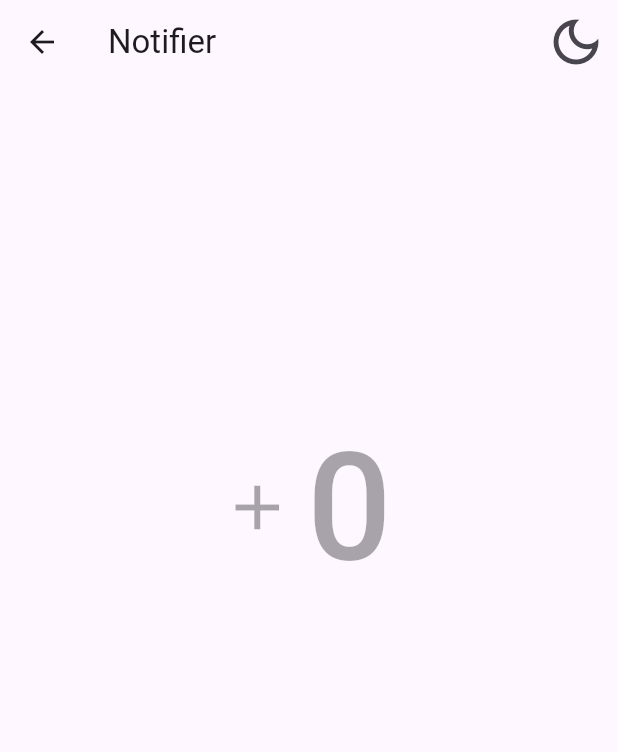
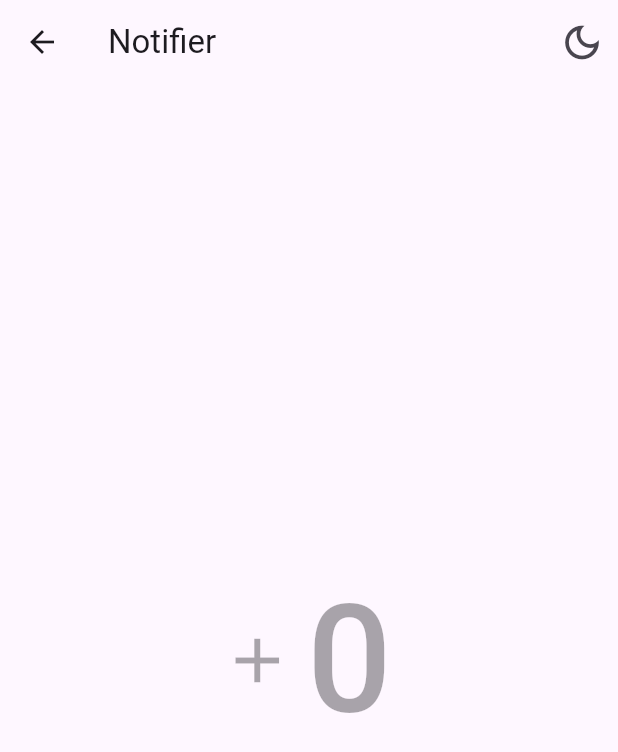
Before and after one commit to danielserna23/riverpod3_fluttermed, a Flutter app: the screen it shows after launch, after a tap on "Counter Notifier", on a phone screen of 412 x 824 dp. Shown: the top 752 px of the screen. Run offline on Flutter 3.47's test engine with Material 3 defaults, Android fonts, the phone set to English and light mode, and no system bars; our stand-ins replace dio, flutter_riverpod, go_router, rive; missing offline and left inert: random_name_generator.

Commit message:
feat: se eliminan opciones de la lista

```diff
--- a/lib/presentation/screens/02_counter_notifier/counter_notifier_screen.dart
+++ b/lib/presentation/screens/02_counter_notifier/counter_notifier_screen.dart
@@ -1,13 +1,12 @@
 import 'package:flutter/material.dart';
-import 'package:flutter_riverpod/flutter_riverpod.dart';
 
 import '../../widgets/widgets.dart';
 
-class CounterNotifierScreen extends ConsumerWidget {
+class CounterNotifierScreen extends StatelessWidget {
   const CounterNotifierScreen({super.key});
 
   @override
-  Widget build(BuildContext context, WidgetRef ref) {
+  Widget build(BuildContext context) {
     final bool isDark = true;
 
     return Scaffold(
@@ -18,14 +17,12 @@ class CounterNotifierScreen extends ConsumerWidget {
             onPressed: () {},
             icon: Icon(
               isDark ? Icons.dark_mode_outlined : Icons.light_mode_outlined,
-              size: 40,
+              size: 30,
             ),
           ),
         ],
       ),
-      body: const Center(
-        child: Column(children: [Spacer(), CustomCounterR(), Spacer(flex: 2)]),
-      ),
+      body: const Center(child: Center(child: CustomCounter(count: 0))),
     );
   }
 }
--- a/lib/presentation/screens/home/home_screen.dart
+++ b/lib/presentation/screens/home/home_screen.dart
@@ -13,11 +13,6 @@ class HomeScreen extends StatelessWidget {
         children: const [
           CustomRiv(rivUrl: 'assets/flutter-dash.riv'),
           CustomTile(
-            title: 'State Simple',
-            subTitle: 'Un state de sólo lectura',
-            location: '/basic_provider',
-          ),
-          CustomTile(
             title: 'Counter Notifier',
             subTitle: 'Menejo del Notifier de Riverpod',
             location: '/counter_notifier',
@@ -28,15 +23,16 @@ class HomeScreen extends StatelessWidget {
             location: '/developers',
           ),
           CustomTile(
+            title: 'Async Notifier',
+            subTitle: 'Nueva forma de manejar los Async',
+            location: '/async_notifier',
+          ),
+          CustomTile(
             title: 'Future Provider',
             subTitle: 'Mantener el estado de un future y su retorno',
             location: '/future_provider',
           ),
-          CustomTile(
-            title: 'Async Notifier',
-            subTitle: 'Nueva forma de manejar los Async',
-            location: '/async_notifier',
-          ),
+
           CustomTile(
             title: 'Stream Provider',
             subTitle: 'Mantener el estado de un Stream y sus emisiones',
```
